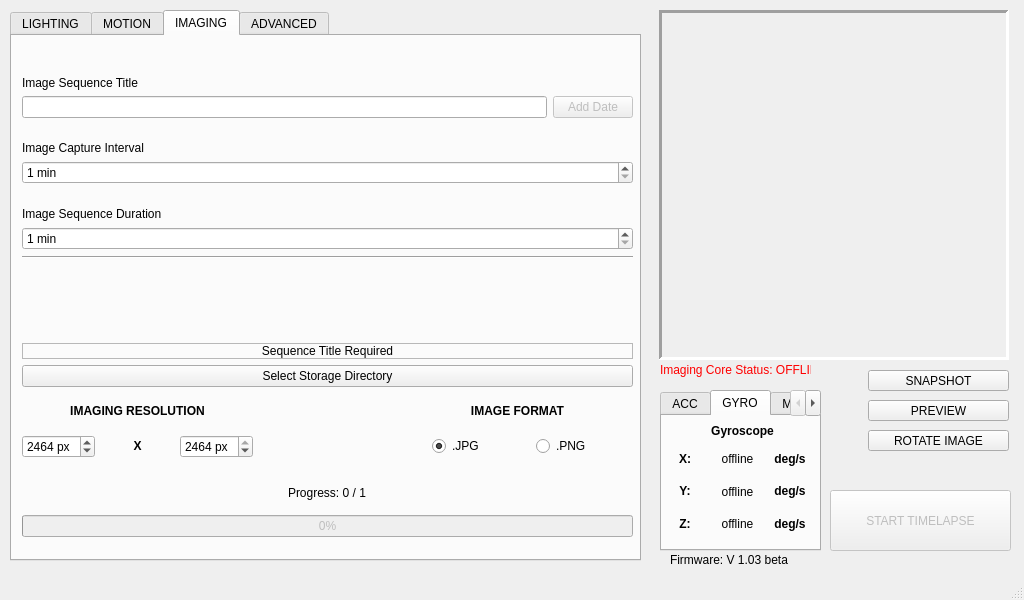
First picture: the form in _ui/Clinostat.ui, repository CoSE-Jerry/3D-Clinostat, before the edit.
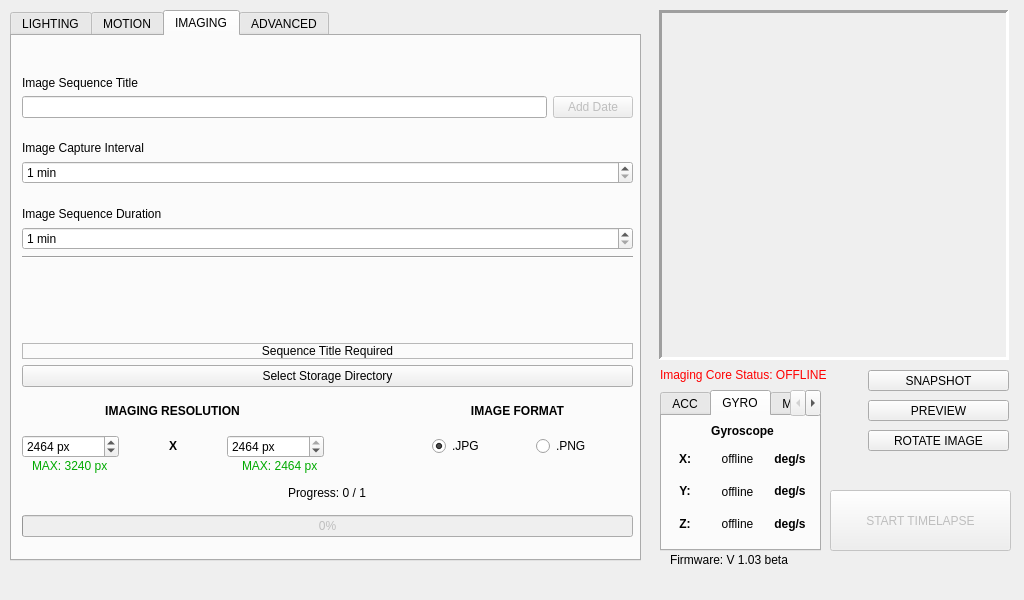
Second picture: the form after the edit. Icons and pictures are not drawn.

Diff of the .ui file:
```diff
--- a/_ui/Clinostat.ui
+++ b/_ui/Clinostat.ui
@@ -886,7 +886,7 @@
        <rect>
         <x>10</x>
         <y>380</y>
-        <width>231</width>
+        <width>302</width>
         <height>61</height>
        </rect>
       </property>
@@ -897,7 +897,7 @@
           <string> px</string>
          </property>
          <property name="minimum">
-          <number>100</number>
+          <number>50</number>
          </property>
          <property name="maximum">
           <number>3240</number>
@@ -920,7 +920,7 @@
           <string> px</string>
          </property>
          <property name="minimum">
-          <number>100</number>
+          <number>50</number>
          </property>
          <property name="maximum">
           <number>2464</number>
@@ -935,7 +935,7 @@
      <widget class="QLabel" name="resolution_label">
       <property name="geometry">
        <rect>
-        <x>10</x>
+        <x>45</x>
         <y>360</y>
         <width>231</width>
         <height>31</height>
@@ -987,6 +987,32 @@
        <string>&lt;html&gt;&lt;head/&gt;&lt;body&gt;&lt;p align=&quot;center&quot;&gt;&lt;span style=&quot; font-weight:600;&quot;&gt;IMAGE FORMAT&lt;/span&gt;&lt;/p&gt;&lt;/body&gt;&lt;/html&gt;</string>
       </property>
      </widget>
+     <widget class="QLabel" name="label_2">
+      <property name="geometry">
+       <rect>
+        <x>20</x>
+        <y>370</y>
+        <width>181</width>
+        <height>121</height>
+       </rect>
+      </property>
+      <property name="text">
+       <string>&lt;html&gt;&lt;head/&gt;&lt;body&gt;&lt;p&gt;&lt;span style=&quot; color:#00aa00;&quot;&gt;MAX: 3240 px&lt;/span&gt;&lt;/p&gt;&lt;/body&gt;&lt;/html&gt;</string>
+      </property>
+     </widget>
+     <widget class="QLabel" name="label_3">
+      <property name="geometry">
+       <rect>
+        <x>230</x>
+        <y>370</y>
+        <width>181</width>
+        <height>121</height>
+       </rect>
+      </property>
+      <property name="text">
+       <string>&lt;html&gt;&lt;head/&gt;&lt;body&gt;&lt;p&gt;&lt;span style=&quot; color:#00aa00;&quot;&gt;MAX: 2464 px&lt;/span&gt;&lt;/p&gt;&lt;/body&gt;&lt;/html&gt;</string>
+      </property>
+     </widget>
     </widget>
     <widget class="QWidget" name="core_tab">
      <attribute name="title">
@@ -2001,8 +2027,8 @@
      <rect>
       <x>660</x>
       <y>360</y>
-      <width>151</width>
-      <height>21</height>
+      <width>191</width>
+      <height>31</height>
      </rect>
     </property>
     <property name="text">
@@ -2010,7 +2036,6 @@
     </property>
    </widget>
   </widget>
-  <widget class="QStatusBar" name="statusBar"/>
   <action name="actionOpen_Directory">
    <property name="enabled">
     <bool>false</bool>
```
